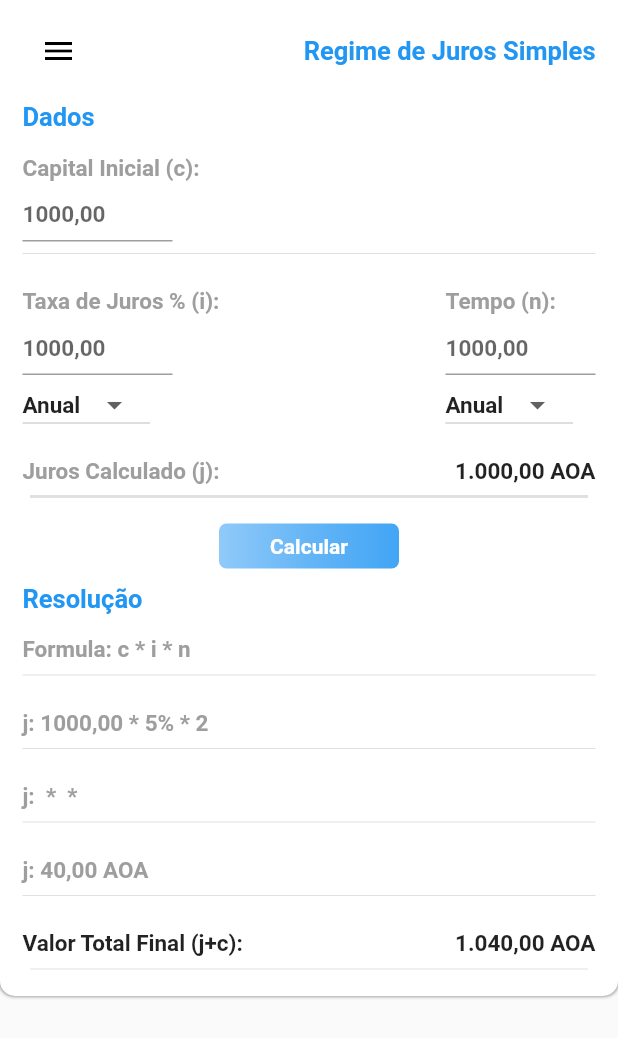
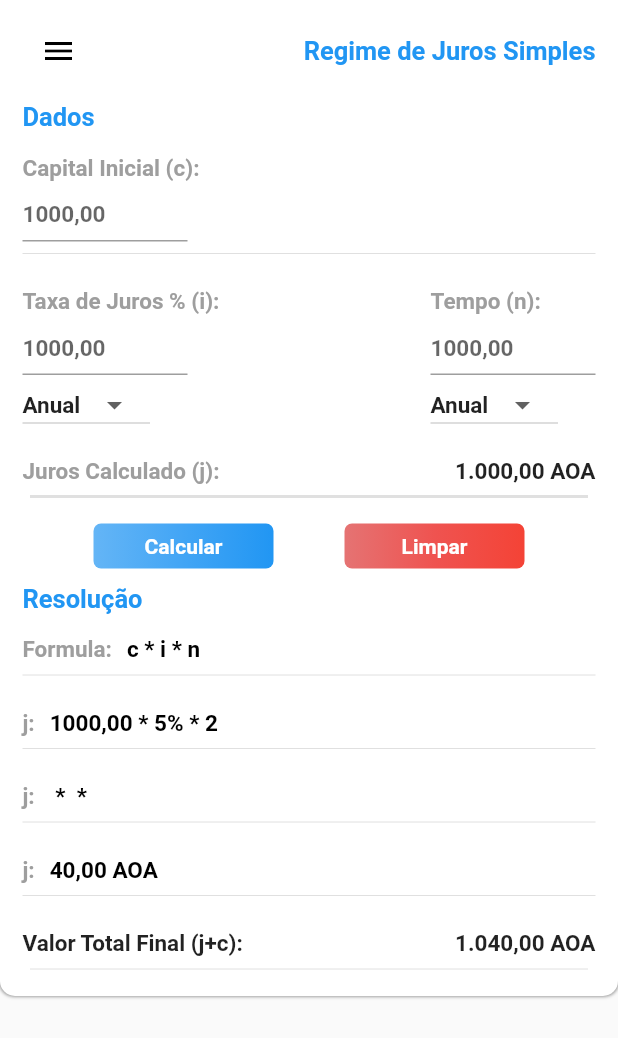
Before and after one commit to eliezerantonio/my_challenges, a Flutter app: the SimpleInterest screen opened by its route, on a phone screen of 412 x 824 dp. Shown: the top 1038 px of the screen. Run offline on Flutter 3.47's test engine with Material 2 defaults, Android fonts, the phone set to English and light mode, and no system bars; our stand-ins replace rive; missing offline and left inert: flutter_animator.

Commit message:
refratoring code

```diff
--- a/lib/main.dart
+++ b/lib/main.dart
@@ -13,7 +13,7 @@ class MyApp extends StatelessWidget {
     return MaterialApp(
       debugShowCheckedModeBanner: false,
       theme: ThemeData(
-       backgroundColor: const Color.fromARGB(255, 250, 250, 250),
+        backgroundColor: const Color.fromARGB(255, 250, 250, 250),
         primarySwatch: Colors.blue,
       ),
       initialRoute: homeRoute,
--- a/lib/pages/simple_interest/simple_interest.dart
+++ b/lib/pages/simple_interest/simple_interest.dart
@@ -1,4 +1,5 @@
 import 'package:flutter/material.dart';
+import 'package:mini_contabil_v2/pages/simple_interest/widgets/resolution_info.dart';
 import 'package:mini_contabil_v2/widget/custom_drawer.dart';
 
 import 'widgets/calc_button.dart';
@@ -37,9 +38,6 @@ class _SimpleInterestState extends State<SimpleInterest> {
               children: [
                 CenterCard(
                   scaffoldKey: _scaffoldKey,
-                  capitalController: capitalController,
-                  taxController: taxController,
-                  timeController: timeController,
                 ),
               ],
             ),
@@ -54,16 +52,10 @@ class CenterCard extends StatefulWidget {
   const CenterCard({
     Key? key,
     required GlobalKey<ScaffoldState> scaffoldKey,
-    required this.capitalController,
-    required this.taxController,
-    required this.timeController,
   })  : _scaffoldKey = scaffoldKey,
         super(key: key);
 
   final GlobalKey<ScaffoldState> _scaffoldKey;
-  final TextEditingController capitalController;
-  final TextEditingController taxController;
-  final TextEditingController timeController;
 
   @override
   State<CenterCard> createState() => _CenterCardState();
@@ -71,12 +63,16 @@ class CenterCard extends StatefulWidget {
 
 class _CenterCardState extends State<CenterCard> {
   // Initial Selected Value
-  String initialValue = 'Anual';
+  String initialRate = 'Anual';
+  String initialTerm = 'Anual';
   // List of items in dropdown menu
   final _periods = [
     'Anual',
     'Mensal',
   ];
+  final TextEditingController capitalController = TextEditingController();
+  final TextEditingController rateController = TextEditingController();
+  final TextEditingController termController = TextEditingController();
 
   @override
   Widget build(BuildContext context) {
@@ -123,7 +119,7 @@ class _CenterCardState extends State<CenterCard> {
                 const SizedBox(height: 15.0),
                 const LeftTitle(text: 'Capital Inicial (c):'),
                 const SizedBox(height: 20.0),
-                CapitalTextField(controller: widget.capitalController),
+                CapitalTextField(controller: capitalController),
                 const Divider(),
                 const SizedBox(height: 15.0),
                 Row(
@@ -134,12 +130,12 @@ class _CenterCardState extends State<CenterCard> {
                       children: [
                         const LeftTitle(text: 'Taxa de Juros % (i):'),
                         const SizedBox(height: 20.0),
-                        CapitalTextField(controller: widget.timeController),
+                        CapitalTextField(controller: rateController),
                         SizedBox(
                           width: 85,
                           height: 40,
                           child: DropdownButton(
-                            value: initialValue,
+                            value: initialRate,
                             items: _periods.map((String items) {
                               return DropdownMenuItem(
                                 value: items,
@@ -153,7 +149,7 @@ class _CenterCardState extends State<CenterCard> {
                             }).toList(),
                             onChanged: (String? newValue) {
                               setState(() {
-                                initialValue = newValue!;
+                                initialRate = newValue!;
                               });
                             },
                           ),
@@ -165,12 +161,12 @@ class _CenterCardState extends State<CenterCard> {
                       children: [
                         const LeftTitle(text: 'Tempo (n):'),
                         const SizedBox(height: 20.0),
-                        CapitalTextField(controller: widget.timeController),
+                        CapitalTextField(controller: termController),
                         SizedBox(
                           width: 85,
                           height: 40,
                           child: DropdownButton(
-                            value: initialValue,
+                            value: initialTerm,
                             items: _periods.map((String items) {
                               return DropdownMenuItem(
                                 value: items,
@@ -184,7 +180,7 @@ class _CenterCardState extends State<CenterCard> {
                             }).toList(),
                             onChanged: (String? newValue) {
                               setState(() {
-                                initialValue = newValue!;
+                                initialTerm = newValue!;
                               });
                             },
                           ),
@@ -207,7 +203,34 @@ class _CenterCardState extends State<CenterCard> {
                 ),
                 const Divider(thickness: 2, indent: 5, endIndent: 5),
                 const SizedBox(height: 10),
-                const Center(child: CalculateButton()),
+                Center(
+                    child: Row(
+                  mainAxisAlignment: MainAxisAlignment.spaceEvenly,
+                  children: [
+                    CalculateButton(
+                      text: 'Calcular',
+                      colors: [
+                        Colors.blue.shade300,
+                        Colors.blue.shade400,
+                        Colors.blue.shade500,
+                      ],
+                      onPressed: () {
+                        print('object');
+                      },
+                    ),
+                    CalculateButton(
+                      text: 'Limpar',
+                      colors: [
+                        Colors.red.shade300,
+                        Colors.red.shade400,
+                        Colors.red.shade500,
+                      ],
+                      onPressed: () {
+                        print('object');
+                      },
+                    )
+                  ],
+                )),
                 const SizedBox(height: 10),
               ],
             ),
@@ -216,34 +239,19 @@ class _CenterCardState extends State<CenterCard> {
               children: [
                 const ResolutionTag(text: 'Resolução'),
                 const SizedBox(height: 15.0),
-                const LeftTitle(text: 'Formula: c * i * n'),
+                const ResolutionInfo(info: 'Formula:', data: 'c * i * n'),
                 const Divider(),
                 const SizedBox(height: 15.0),
-                const Text(
-                  'j: 1000,00 * 5% * 2',
-                  style: TextStyle(
-                      fontSize: 15.0,
-                      fontWeight: FontWeight.w600,
-                      color: Colors.grey),
-                ),
+                const ResolutionInfo(info: 'j:', data: '1000,00 * 5% * 2'),
                 const Divider(),
                 const SizedBox(height: 15.0),
-                Text(
-                  'j: ${widget.capitalController.text} * ${widget.taxController.text} * ${widget.timeController.text}',
-                  style: const TextStyle(
-                      fontSize: 15.0,
-                      fontWeight: FontWeight.w600,
-                      color: Colors.grey),
-                ),
+                ResolutionInfo(
+                    info: 'j:',
+                    data:
+                        '${capitalController.text} * ${rateController.text} * ${termController.text}'),
                 const Divider(),
                 const SizedBox(height: 15.0),
-                const Text(
-                  'j: 40,00 AOA',
-                  style: TextStyle(
-                      fontSize: 15.0,
-                      fontWeight: FontWeight.w600,
-                      color: Colors.grey),
-                ),
+                const ResolutionInfo(info: 'j:', data: '40,00 AOA'),
                 const Divider(),
                 const SizedBox(height: 15.0),
                 Row(
@@ -269,4 +277,16 @@ class _CenterCardState extends State<CenterCard> {
       ),
     );
   }
+
+  double _calSimpleInterest(String newValue) {
+    String result;
+    double principal = double.parse(capitalController.text);
+    double rate = double.parse(rateController.text);
+    double term = double.parse(termController.text);
+    double netPayableAmount = 0;
+
+    netPayableAmount = principal * (principal * rate * term) / 100;
+
+    return netPayableAmount;
+  }
 }
--- a/lib/pages/simple_interest/widgets/calc_button.dart
+++ b/lib/pages/simple_interest/widgets/calc_button.dart
@@ -3,28 +3,27 @@ import 'package:flutter/material.dart';
 class CalculateButton extends StatelessWidget {
   const CalculateButton({
     Key? key,
+    required this.onPressed,
+    required this.colors,
+    required this.text,
   }) : super(key: key);
-
+  final VoidCallback onPressed;
+  final String text;
+  final List<Color> colors;
   @override
   Widget build(BuildContext context) {
     return GestureDetector(
-      onTap: () {
-        print(('Tapped'));
-      },
+      onTap: () => onPressed,
       child: Container(
         height: 30,
         width: 120,
         decoration: BoxDecoration(
-            gradient: LinearGradient(colors: [
-              Colors.blue.shade200,
-              Colors.blue.shade300,
-              Colors.blue.shade400,
-            ]),
+            gradient: LinearGradient(colors: colors),
             borderRadius: BorderRadius.circular(5.0)),
-        child: const Center(
+        child: Center(
           child: Text(
-            'Calcular',
-            style: TextStyle(
+            text,
+            style: const TextStyle(
               color: Colors.white,
               fontWeight: FontWeight.bold,
             ),
--- a/lib/pages/simple_interest/widgets/capital_textField.dart
+++ b/lib/pages/simple_interest/widgets/capital_textField.dart
@@ -16,7 +16,7 @@ class _CapitalTextFieldState extends State<CapitalTextField> {
   @override
   Widget build(BuildContext context) {
     return SizedBox(
-      width: 100,
+      width: 110,
       height: 20,
       child: TextField(
         toolbarOptions:
--- /dev/null
+++ b/lib/pages/simple_interest/widgets/resolution_info.dart
@@ -0,0 +1,25 @@
+import 'package:flutter/material.dart';
+
+class ResolutionInfo extends StatelessWidget {
+  const ResolutionInfo({Key? key, required this.info, required this.data})
+      : super(key: key);
+  final String info, data;
+  @override
+  Widget build(BuildContext context) {
+    return Row(
+      children: [
+        Text(
+          info,
+          style: const TextStyle(
+              fontSize: 15.0, fontWeight: FontWeight.w600, color: Colors.grey),
+        ),
+        const SizedBox(width: 10.0),
+        Text(
+          data,
+          style: const TextStyle(
+              fontSize: 15.0, fontWeight: FontWeight.bold, color: Colors.black),
+        ),
+      ],
+    );
+  }
+}
--- a/pubspec.yaml
+++ b/pubspec.yaml
@@ -36,6 +36,7 @@ dependencies:
   cupertino_icons: ^1.0.2
   rive: any
   flutter_animator: any
+  cached_network_image: any
 
 dev_dependencies:
   flutter_test:
```
Also changed, not shown: lib/pages/simple_interest/widgets/center_card.dart (deleted, +0 -194 lines), lib/pages/simple_interest/widgets/tax_time_textField.dart (deleted, +0 -25 lines), lib/pages/simple_interest/widgets/left_title.dart (line endings or trailing spaces), pubspec.lock, 3 other files.
